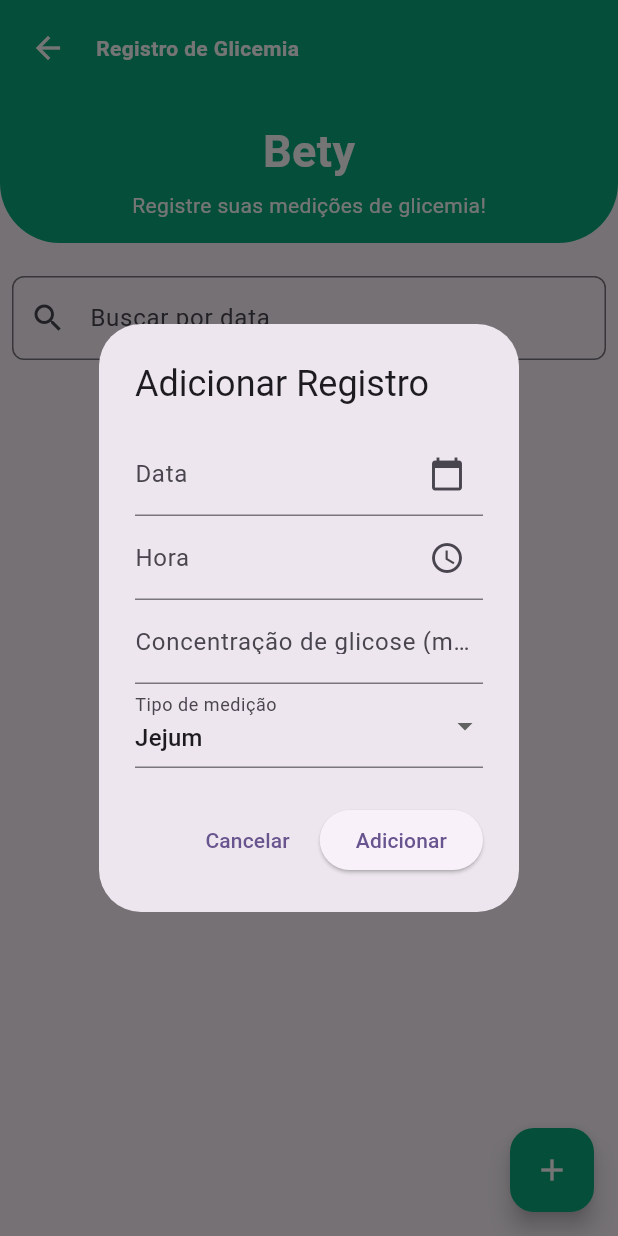
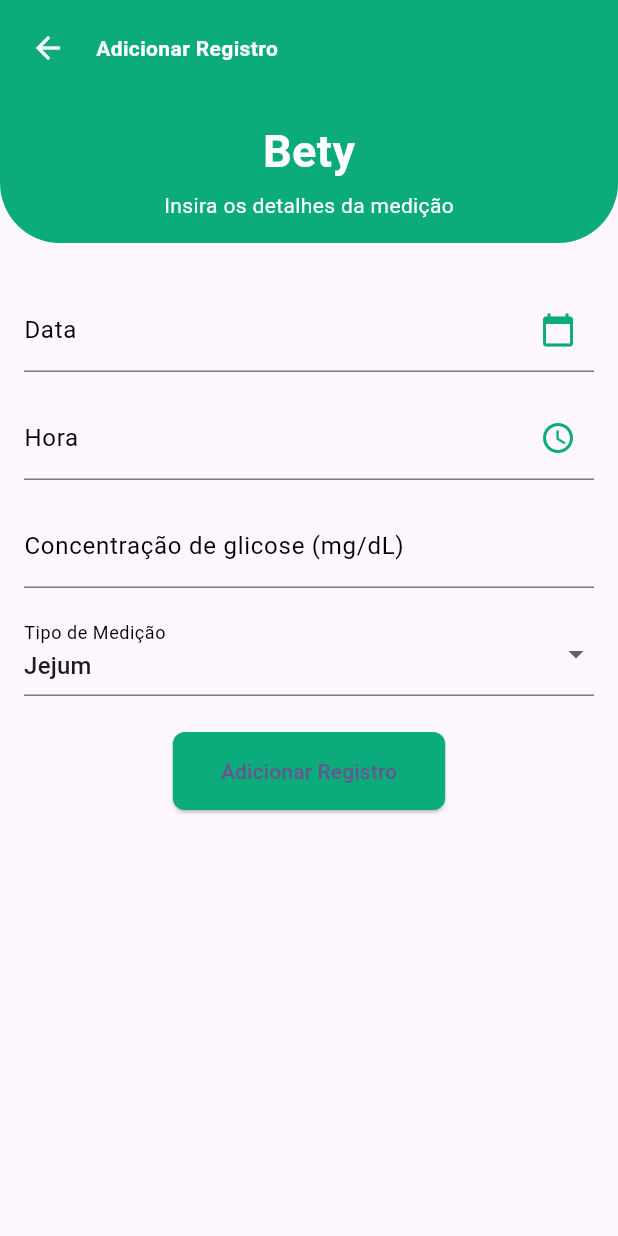
Before and after one commit to alanabclins/Bety-App-DSI, a Flutter app: the MedicaoGlicoseScreen screen opened by its route, after a tap on the "add" icon, on a phone screen of 412 x 824 dp. Run offline on Flutter 3.47's test engine with Material 3 defaults, Android fonts, the light colour scheme and no system bars; our stand-ins replace cloud_firestore, firebase_auth, firebase_core, flutter_map, latlong2; accounts and stored records are empty; network calls fail; Roboto replaces fonts that are missing (Poppins).

Commit message:
detalhes glicemia

```diff
--- a/bety_app/lib/screens/registro_glicemia.dart
+++ b/bety_app/lib/screens/registro_glicemia.dart
@@ -133,24 +133,25 @@ class _MedicaoGlicoseScreenState extends State<MedicaoGlicoseScreen> {
                           Text(
                               'Concentração de glicose: ${record['glucose']} mg/dL'),
                           const SizedBox(height: 8),
-                        Text('Tipo de medição: ${record['measurementType']}'),
+                          Text(
+                              'Tipo de medição: ${record['measurementType']}'),
                         ],
                       ),
                     ),
                   );
                 },
               ),
-          ) // contrained fecha aqui
+            ),
           ),
         ],
       ),
       floatingActionButton: FloatingActionButton(
         onPressed: () {
-          showDialog(
-            context: context,
-            builder: (BuildContext context) {
-              return AddRecordDialog(onSubmit: _addRecord);
-            },
+          Navigator.push(
+            context,
+            MaterialPageRoute(
+              builder: (context) => AddRecordScreen(onSubmit: _addRecord),
+            ),
           );
         },
         child: const Icon(Icons.add),
@@ -161,16 +162,16 @@ class _MedicaoGlicoseScreenState extends State<MedicaoGlicoseScreen> {
   }
 }
 
-class AddRecordDialog extends StatefulWidget {
+class AddRecordScreen extends StatefulWidget {
   final Function(Map<String, dynamic>) onSubmit;
 
-  const AddRecordDialog({super.key, required this.onSubmit});
+  const AddRecordScreen({super.key, required this.onSubmit});
 
   @override
-  _AddRecordDialogState createState() => _AddRecordDialogState();
+  _AddRecordScreenState createState() => _AddRecordScreenState();
 }
 
-class _AddRecordDialogState extends State<AddRecordDialog> {
+class _AddRecordScreenState extends State<AddRecordScreen> {
   final _formKey = GlobalKey<FormState>();
   final _dateController = TextEditingController();
   final _timeController = TextEditingController();
@@ -227,19 +228,32 @@ class _AddRecordDialogState extends State<AddRecordDialog> {
 
   @override
   Widget build(BuildContext context) {
-    return AlertDialog(
-      title: const Text('Adicionar Registro'),
-      content: Form(
+    return Scaffold(
+      appBar: CustomAppBar(
+        mainTitle: 'Adicionar Registro',
+        subtitle: 'Insira os detalhes da medição',
+        showLogoutButton: false,
+        onBackButtonPressed: () {
+          Navigator.pop(context);
+        },
+      ),
+      body: Padding(
+        padding: const EdgeInsets.all(16.0),
+        child: Form(
           key: _formKey,
           child: Column(
-          mainAxisSize: MainAxisSize.min,
             children: [
               TextFormField(
                 controller: _dateController,
                 decoration: InputDecoration(
                   labelText: 'Data',
+                  labelStyle: TextStyle(color: Colors.black),
+                  focusedBorder: OutlineInputBorder(
+                    borderRadius: BorderRadius.circular(8.0),
+                    borderSide: BorderSide(color: Color(0xFF0BAB7C)),
+                  ),
                   suffixIcon: IconButton(
-                  icon: Icon(Icons.calendar_today),
+                    icon: Icon(Icons.calendar_today, color: Color(0xFF0BAB7C)),
                     onPressed: () {
                       _selectDate(context);
                     },
@@ -253,12 +267,18 @@ class _AddRecordDialogState extends State<AddRecordDialog> {
                   return null;
                 },
               ),
+              const SizedBox(height: 16),
               TextFormField(
                 controller: _timeController,
                 decoration: InputDecoration(
                   labelText: 'Hora',
+                  labelStyle: TextStyle(color: Colors.black),
+                  focusedBorder: OutlineInputBorder(
+                    borderRadius: BorderRadius.circular(8.0),
+                    borderSide: BorderSide(color: Color(0xFF0BAB7C)),
+                  ),
                   suffixIcon: IconButton(
-                  icon: Icon(Icons.access_time),
+                    icon: Icon(Icons.access_time, color: Color(0xFF0BAB7C)),
                     onPressed: () {
                       _selectTime(context);
                     },
@@ -272,10 +292,17 @@ class _AddRecordDialogState extends State<AddRecordDialog> {
                   return null;
                 },
               ),
+              const SizedBox(height: 16),
               TextFormField(
                 controller: _glucoseController,
-              decoration: const InputDecoration(
-                  labelText: 'Concentração de glicose (mg/dL)'),
+                decoration: InputDecoration(
+                  labelText: 'Concentração de glicose (mg/dL)',
+                  labelStyle: TextStyle(color: Colors.black),
+                  focusedBorder: OutlineInputBorder(
+                    borderRadius: BorderRadius.circular(8.0),
+                    borderSide: BorderSide(color: Color(0xFF0BAB7C)),
+                  ),
+                ),
                 keyboardType: TextInputType.number,
                 validator: (value) {
                   if (value == null || value.isEmpty) {
@@ -284,42 +311,46 @@ class _AddRecordDialogState extends State<AddRecordDialog> {
                   return null;
                 },
               ),
+              const SizedBox(height: 16),
               DropdownButtonFormField<String>(
                 value: _selectedMeasurementType,
-              decoration: const InputDecoration(labelText: 'Tipo de medição'),
-              items: [
-                'Jejum',
-                'Antes das refeições',
-                'Após as refeições',
-                'Antes de dormir',
-                'Ao acordar'
-              ].map((type) {
-                return DropdownMenuItem(
+                decoration: InputDecoration(
+                  labelText: 'Tipo de Medição',
+                  labelStyle: TextStyle(color: Colors.black),
+                  focusedBorder: OutlineInputBorder(
+                    borderRadius: BorderRadius.circular(8.0),
+                    borderSide: BorderSide(color: Color(0xFF0BAB7C)),
+                  ),
+                ),
+                items: ['Jejum', 'Pós-prandial', 'Aleatório']
+                    .map((String type) => DropdownMenuItem<String>(
                           value: type,
                           child: Text(type),
-                );
-              }).toList(),
-              onChanged: (value) {
+                        ))
+                    .toList(),
+                onChanged: (newValue) {
                   setState(() {
-                  _selectedMeasurementType = value!;
+                    _selectedMeasurementType = newValue!;
                   });
                 },
+              ),
+              const SizedBox(height: 24),
+              ElevatedButton(
+                onPressed: _submit,
+                child: Text('Adicionar Registro'),
+                style: ElevatedButton.styleFrom(
+                  backgroundColor: Color(0xFF0BAB7C),
+                  shape: RoundedRectangleBorder(
+                    borderRadius: BorderRadius.circular(8.0),
+                  ),
+                  padding: const EdgeInsets.symmetric(
+                      vertical: 16.0, horizontal: 32.0),
+                ),
               ),
             ],
           ),
         ),
-      actions: [
-        TextButton(
-          child: const Text('Cancelar'),
-          onPressed: () {
-            Navigator.of(context).pop();
-          },
       ),
-        ElevatedButton(
-          onPressed: _submit,
-          child: const Text('Adicionar'),
-        ),
-      ],
     );
   }
 }
```
Also changed, not shown: bety_app/pubspec.lock. Lines whose indentation alone changed are shown as unchanged.
